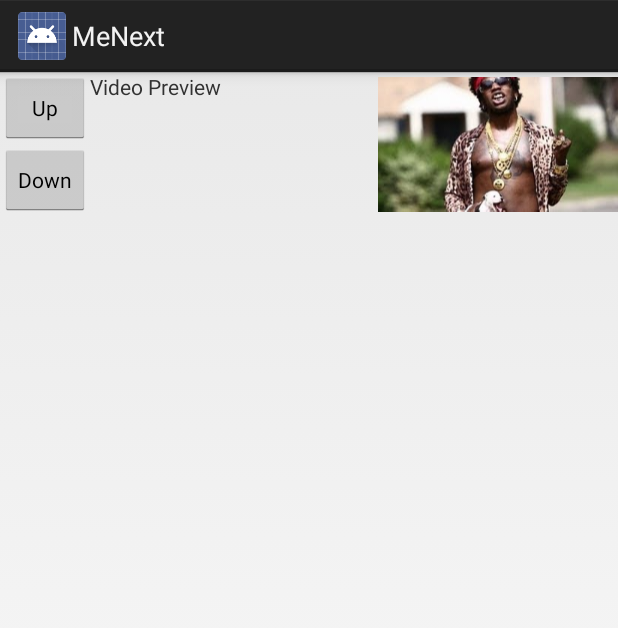
After one commit to jboulter11/MeNextAndroid, an Android app: the layout fragment_queue_item.xml on its own in the app's theme, with its tools: preview values and no code run, on a phone screen of 412 x 824 dp. The commit adds this screen. Shown: the top 628 px of the screen. Run offline under Robolectric (Android 15) with nearby library versions, the phone set to English and light mode, and no system bars.

Commit message:
Placeholders, Beginnings of Fragmented layout
Started putting together fragments for layout and their corresponding
code.  Baby steps.

```diff
--- /dev/null
+++ b/MeNextAndroid/src/main/res/layout/fragment_queue_item.xml
@@ -0,0 +1,49 @@
+<?xml version="1.0" encoding="utf-8"?>
+
+<RelativeLayout
+    android:layout_width="fill_parent"
+    android:layout_height="fill_parent"
+    xmlns:android="http://schemas.android.com/apk/res/android">
+
+    <Button
+        style="?android:attr/buttonStyleSmall"
+        android:layout_width="wrap_content"
+        android:layout_height="wrap_content"
+        android:text="@string/vote_up"
+        android:id="@+id/voteUpButton"
+        android:layout_alignParentTop="true"
+        android:layout_alignParentLeft="true"
+        android:layout_alignRight="@id/voteDownButton"
+        android:layout_alignParentStart="true" />
+
+    <Button
+        style="?android:attr/buttonStyleSmall"
+        android:layout_width="wrap_content"
+        android:layout_height="wrap_content"
+        android:text="@string/vote_down"
+        android:id="@+id/voteDownButton"
+        android:layout_below="@+id/voteUpButton"
+        android:layout_alignParentLeft="true"
+        android:layout_alignParentStart="true" />
+
+    <TextView
+        android:layout_width="wrap_content"
+        android:layout_height="wrap_content"
+        android:text="@string/video_preview"
+        android:id="@+id/textView"
+        android:layout_alignParentTop="true"
+        android:layout_toRightOf="@+id/voteUpButton"
+        android:layout_toLeftOf="@id/videoPreviewImageView"
+        android:layout_alignBottom="@+id/voteDownButton" />
+
+    <ImageView
+        android:layout_width="wrap_content"
+        android:layout_height="wrap_content"
+        android:id="@+id/videoPreviewImageView"
+        android:layout_alignParentTop="true"
+        android:contentDescription="@string/video_preview"
+        android:layout_alignBottom="@+id/voteDownButton"
+        android:layout_alignParentRight="true"
+        android:layout_alignParentEnd="true"
+        android:src="@drawable/preview_placeholder" />
+</RelativeLayout>
--- a/MeNextAndroid/src/main/res/values/strings.xml
+++ b/MeNextAndroid/src/main/res/values/strings.xml
@@ -26,9 +26,13 @@
     <string name="select_a_group">Select a group:</string>
     <string name="register">Need an account?</string>
     <string name="register_link">http://jimboulter.com</string>
+    <string name="video_preview">Video Preview</string>
+    <string name="vote_up">Up</string>
+    <string name="vote_down">Down</string>
 
     //ERRORS
     <string name="no_groups_error">No Groups!</string>
+
 
     //COLORS
     <color name="background">#8e3e33</color>
```
Also changed, not shown: MeNextAndroid/src/main/java/com/jimboulter/menextandroid/MainActivity.java (+12 -7 lines), MeNextAndroid/src/main/res/layout/fragment_main.xml (+19 -14 lines), MeNextAndroid/src/main/res/drawable-hdpi/preview_placeholder.png (added), MeNextAndroid/src/main/res/drawable-mdpi/preview_placeholder.png (added), MeNextAndroid/src/main/res/drawable-xhdpi/preview_placeholder.png (added), MeNextAndroid/src/main/res/drawable-xxhdpi/preview_placeholder.png (added).
